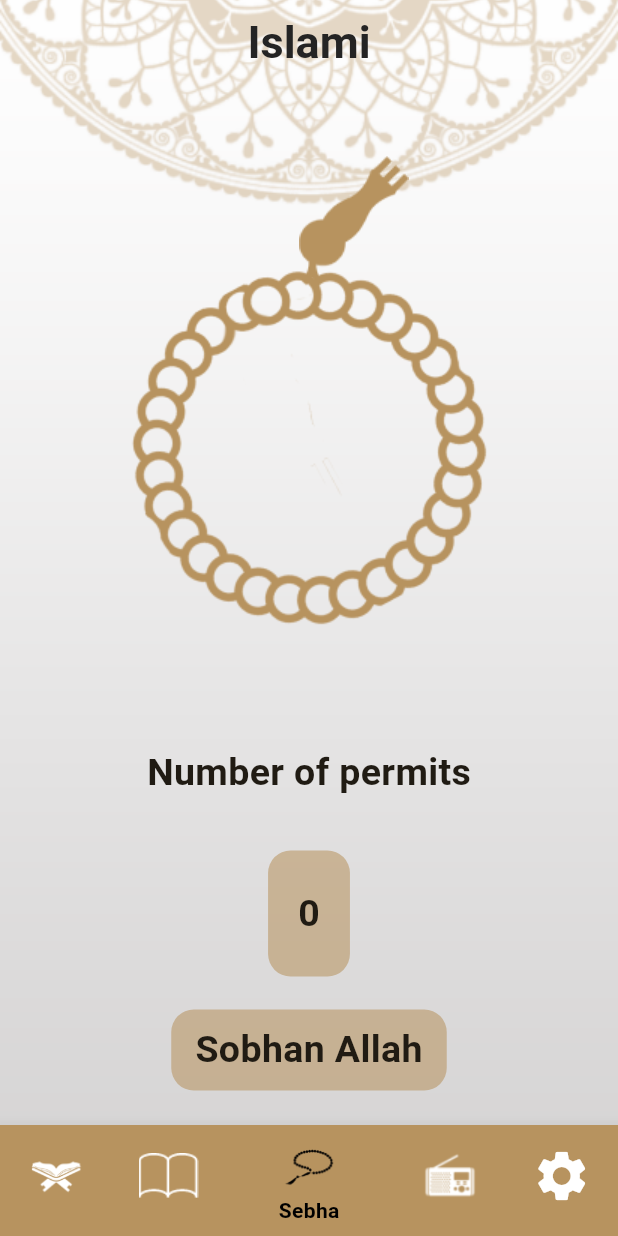
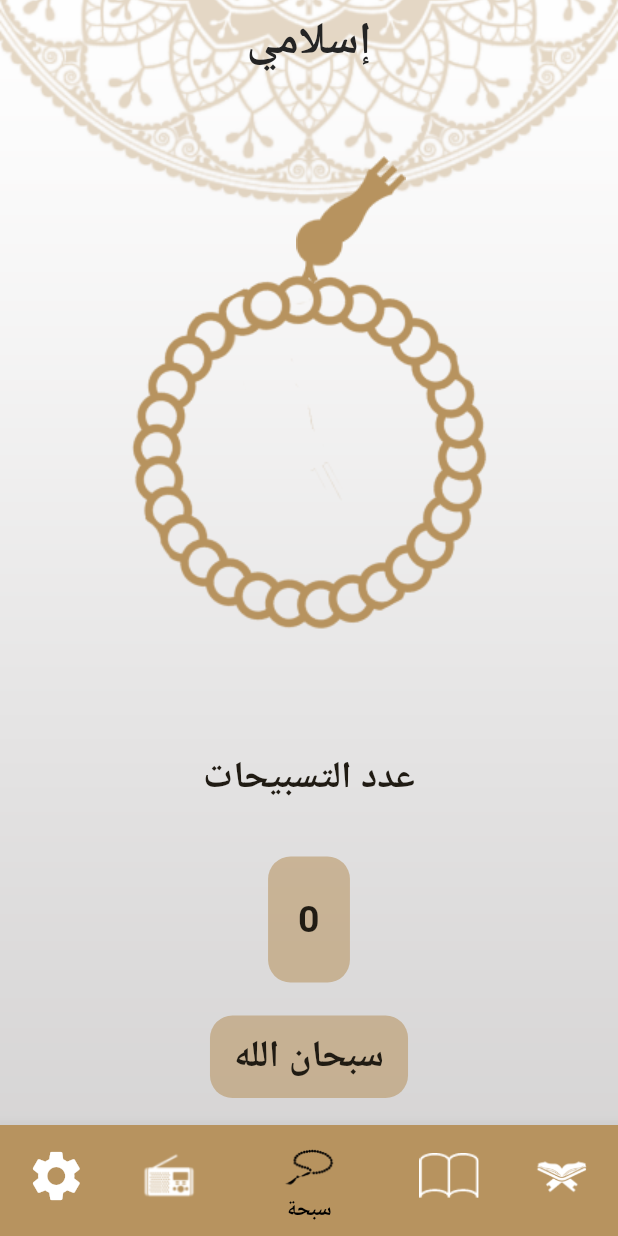
Before and after one commit to Mohamedkheira/islami, a Flutter app: the screen it shows after launch, item 3 of the bottom bar chosen, on a phone screen of 412 x 824 dp. Run offline on Flutter 3.47's test engine with Material 3 defaults, Android fonts, the phone set to English and light mode, and no system bars; generated files the repository leaves out were written again.

Commit message:
+ finish localization

```diff
--- /dev/null
+++ b/l10n.yaml
@@ -0,0 +1,3 @@
+arb-dir: lib/l10n
+template-arb-file: app_en.arb
+output-localization-file: app_localizations.dart
--- /dev/null
+++ b/lib/l10n/app_ar.arb
@@ -0,0 +1,14 @@
+{
+  "islami":"إسلامي",
+  "alahadith" : "الأحاديث",
+  "radio": "راديو",
+  "sebha": "سبحة",
+  "hadith" : "حديث",
+  "quran" : "قرآن",
+  "sura_name":"أسم السورة",
+  "number_verses":"عدد الأيات",
+  "number_of_permits":"عدد التسبيحات",
+  "settings":"أعدادات",
+  "language":"الغة",
+  "theme":"لون"
+}
--- a/lib/main.dart
+++ b/lib/main.dart
@@ -1,9 +1,10 @@
 import 'package:flutter/material.dart';
+import 'package:flutter_localizations/flutter_localizations.dart';
 import 'package:islami_app/style/app_style.dart';
 import 'package:islami_app/ui/hadith_screen/hadith_screen.dart';
 import 'package:islami_app/ui/sura_content/sura_content_screen.dart';
-
 import 'ui/home_screen/home_screen.dart';
+import 'package:flutter_gen/gen_l10n/app_localizations.dart';
 
 void main() {
   runApp(MyApp());
@@ -18,6 +19,17 @@ class MyApp extends StatelessWidget {
   Widget build(BuildContext context) {
     return MaterialApp(
       debugShowCheckedModeBanner: false,
+      localizationsDelegates:const [
+        AppLocalizations.delegate,
+        GlobalMaterialLocalizations.delegate,
+        GlobalWidgetsLocalizations.delegate,
+        GlobalCupertinoLocalizations.delegate,
+      ],
+      supportedLocales:const [
+        Locale('en'),
+        Locale('ar'),
+      ],
+      locale: const Locale("ar"),
       darkTheme: AppStyle.darkTheme,
       theme: AppStyle.lightTheme,
       themeMode: AppStyle.isDark? ThemeMode.dark : ThemeMode.light,
--- a/lib/ui/hadith_screen/hadith_screen.dart
+++ b/lib/ui/hadith_screen/hadith_screen.dart
@@ -1,6 +1,7 @@
 import 'package:flutter/material.dart';
 import 'package:islami_app/model/hadeth_model.dart';
 import 'package:islami_app/style/app_style.dart';
+import 'package:flutter_gen/gen_l10n/app_localizations.dart';
 
 class HadithScreen extends StatelessWidget {
   static const String routeName = "HadithScreen";
@@ -20,8 +21,8 @@ class HadithScreen extends StatelessWidget {
       ),
       child: Scaffold(
         appBar: AppBar(
-          title: const Text(
-            "Islami",
+          title: Text(
+            AppLocalizations.of(context)!.islami,
           ),
           iconTheme: Theme.of(context).iconTheme,
         ),
--- a/lib/ui/home_screen/home_screen.dart
+++ b/lib/ui/home_screen/home_screen.dart
@@ -4,6 +4,7 @@ import 'package:islami_app/ui/tabs/hadith/hadith_tab.dart';
 import 'package:islami_app/ui/tabs/radio/radio_tab.dart';
 import 'package:islami_app/ui/tabs/sebha/sebha_tab.dart';
 import 'package:islami_app/ui/tabs/settings/settings_tab.dart';
+import 'package:flutter_gen/gen_l10n/app_localizations.dart';
 
 import '../tabs/quran/quran_tab.dart';
 
@@ -39,8 +40,8 @@ class _HomeScreenState extends State<HomeScreen> {
       ),
       child: Scaffold(
         appBar: AppBar(
-          title: const Text(
-            "Islami",
+          title: Text(
+            AppLocalizations.of(context)!.islami,
           ),
         ),
         bottomNavigationBar: BottomNavigationBar(
@@ -58,7 +59,7 @@ class _HomeScreenState extends State<HomeScreen> {
                   "assets/images/moshaf_icon.png",
                 ),
               ),
-              label: "Quran",
+              label: AppLocalizations.of(context)!.quran,
             ),
             BottomNavigationBarItem(
               backgroundColor: Theme.of(context).colorScheme.primary,
@@ -67,7 +68,7 @@ class _HomeScreenState extends State<HomeScreen> {
                   "assets/images/hadith_icon.png",
                 ),
               ),
-              label: "Hadith",
+              label: AppLocalizations.of(context)!.hadith,
             ),
             BottomNavigationBarItem(
               backgroundColor: Theme.of(context).colorScheme.primary,
@@ -76,7 +77,7 @@ class _HomeScreenState extends State<HomeScreen> {
                   "assets/images/sebha_icon.png",
                 ),
               ),
-              label: "Sebha",
+              label: AppLocalizations.of(context)!.sebha,
             ),
             BottomNavigationBarItem(
               backgroundColor: Theme.of(context).colorScheme.primary,
@@ -85,14 +86,14 @@ class _HomeScreenState extends State<HomeScreen> {
                   "assets/images/radio_icon.png",
                 ),
               ),
-              label: "Radio",
+              label: AppLocalizations.of(context)!.radio,
             ),
             BottomNavigationBarItem(
               backgroundColor: Theme.of(context).colorScheme.primary,
               icon: const Icon(
                 Icons.settings,
               ),
-              label: "Settings",
+              label: AppLocalizations.of(context)!.settings,
             ),
           ],
         ),
--- a/lib/ui/sura_content/sura_content_screen.dart
+++ b/lib/ui/sura_content/sura_content_screen.dart
@@ -2,6 +2,7 @@ import 'package:flutter/material.dart';
 import 'package:flutter/services.dart';
 import 'package:islami_app/style/app_style.dart';
 import 'package:islami_app/ui/sura_content/sura_content_item.dart';
+import 'package:flutter_gen/gen_l10n/app_localizations.dart';
 
 class SuraContentScreen extends StatefulWidget {
   static const String routeName = "SuraContentScreen";
@@ -31,8 +32,8 @@ class _SuraContentScreenState extends State<SuraContentScreen> {
       ),
       child: Scaffold(
         appBar: AppBar(
-          title: const Text(
-            "Islami",
+          title: Text(
+            AppLocalizations.of(context)!.islami,
           ),
           iconTheme: Theme.of(context).iconTheme,
         ),
--- a/lib/ui/tabs/quran/quran_tab.dart
+++ b/lib/ui/tabs/quran/quran_tab.dart
@@ -1,6 +1,7 @@
 import 'package:flutter/material.dart';
 
 import 'quran_sura_widget.dart';
+import 'package:flutter_gen/gen_l10n/app_localizations.dart';
 
 class QuranTab extends StatelessWidget {
   QuranTab({super.key});
@@ -51,7 +52,7 @@ class QuranTab extends StatelessWidget {
               children: [
                 Expanded(
                   child: Text(
-                    "Sura Name",
+                    AppLocalizations.of(context)!.sura_name,
                     style: Theme.of(context).textTheme.headlineMedium,
                     textAlign: TextAlign.center,
                   ),
@@ -62,7 +63,7 @@ class QuranTab extends StatelessWidget {
                 ),
                 Expanded(
                   child: Text(
-                    "Number verses",
+                    AppLocalizations.of(context)!.number_verses,
                     style: Theme.of(context).textTheme.headlineMedium,
                     textAlign: TextAlign.center,
                   ),
--- a/lib/ui/tabs/sebha/sebha_tab.dart
+++ b/lib/ui/tabs/sebha/sebha_tab.dart
@@ -1,6 +1,7 @@
 import 'dart:math';
 
 import 'package:flutter/material.dart';
+import 'package:flutter_gen/gen_l10n/app_localizations.dart';
 
 class SebhaTab extends StatefulWidget {
   const SebhaTab({super.key});
@@ -14,7 +15,10 @@ class _SebhaTabState extends State<SebhaTab> {
   int index = 0;
   double angle = 0;
 
-  List<String> tasbeh = ['Sobhan Allah', 'Alhamd llah', 'Allah Akber'];
+  List<String> tasbeh = ['سبحان الله',
+    'الحمد لله',
+    'الله أكبر',
+  ];
 
   @override
   Widget build(BuildContext context) {
@@ -29,7 +33,8 @@ class _SebhaTabState extends State<SebhaTab> {
               children: [
                 Padding(
                   padding: const EdgeInsetsDirectional.only(
-                    start: 60,
+                    end: 56,
+
                   ),
                   child: Image.asset("assets/images/head of seb7a.png"),
                 ),
@@ -38,7 +43,7 @@ class _SebhaTabState extends State<SebhaTab> {
                     counterMethod();
                   },
                   child: Padding(
-                    padding: const EdgeInsets.only(top: 36),
+                    padding: const EdgeInsets.only(top: 39),
                     child: Transform.rotate(
                       angle: angle,
 
@@ -51,7 +56,7 @@ class _SebhaTabState extends State<SebhaTab> {
               height: 41,
             ),
             Text(
-              "Number of permits",
+              AppLocalizations.of(context)!.number_of_permits,
               style: Theme
                   .of(context)
                   .textTheme
--- a/lib/ui/tabs/settings/settings_tab.dart
+++ b/lib/ui/tabs/settings/settings_tab.dart
@@ -1,6 +1,7 @@
 import 'package:flutter/material.dart';
 import 'package:islami_app/resoble_conponan/Langauge_sheet.dart';
 import 'package:islami_app/resoble_conponan/mode_sheet.dart';
+import 'package:flutter_gen/gen_l10n/app_localizations.dart';
 
 class SettingsTab extends StatefulWidget {
   const SettingsTab({super.key});
@@ -18,7 +19,7 @@ class _SettingsTabState extends State<SettingsTab> {
         crossAxisAlignment: CrossAxisAlignment.start,
         children: [
           Text(
-            "Language",
+            AppLocalizations.of(context)!.language,
             style: Theme.of(context).textTheme.bodyLarge,
           ),
           const SizedBox(
@@ -57,7 +58,7 @@ class _SettingsTabState extends State<SettingsTab> {
             height: 19,
           ),
           Text(
-            "Theme",
+            AppLocalizations.of(context)!.theme,
             style: Theme.of(context).textTheme.bodyLarge,
           ),
           const SizedBox(
--- a/pubspec.yaml
+++ b/pubspec.yaml
@@ -35,7 +35,9 @@ dependencies:
   # The following adds the Cupertino Icons font to your application.
   # Use with the CupertinoIcons class for iOS style icons.
   cupertino_icons: ^1.0.6
-
+  flutter_localizations:
+    sdk: flutter
+  intl: any
 dev_dependencies:
   flutter_test:
     sdk: flutter
@@ -52,7 +54,7 @@ dev_dependencies:
 
 # The following section is specific to Flutter packages.
 flutter:
-
+  generate: true
   # The following line ensures that the Material Icons font is
   # included with your application, so that you can use the icons in
   # the material Icons class.
```
Also changed, not shown: lib/l10n/app_en.arb (added, +14 -0 lines), lib/ui/tabs/hadith/hadith_tab.dart (+5 -2 lines), pubspec.lock.
